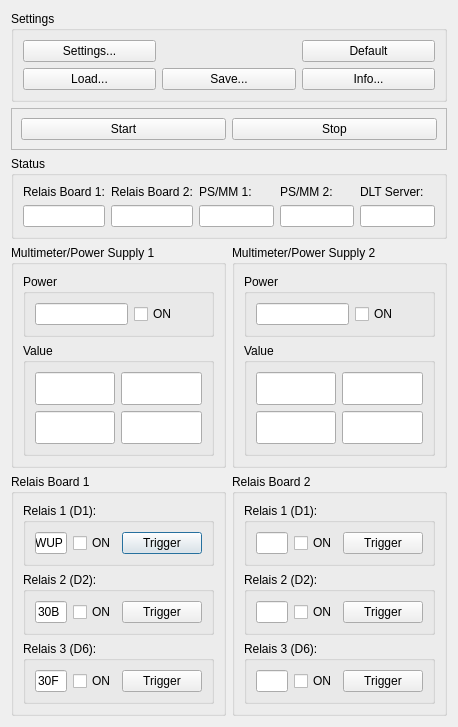
Above: dialog.ui from alexmucde/DLTPower before the change. Below: the same form after it.
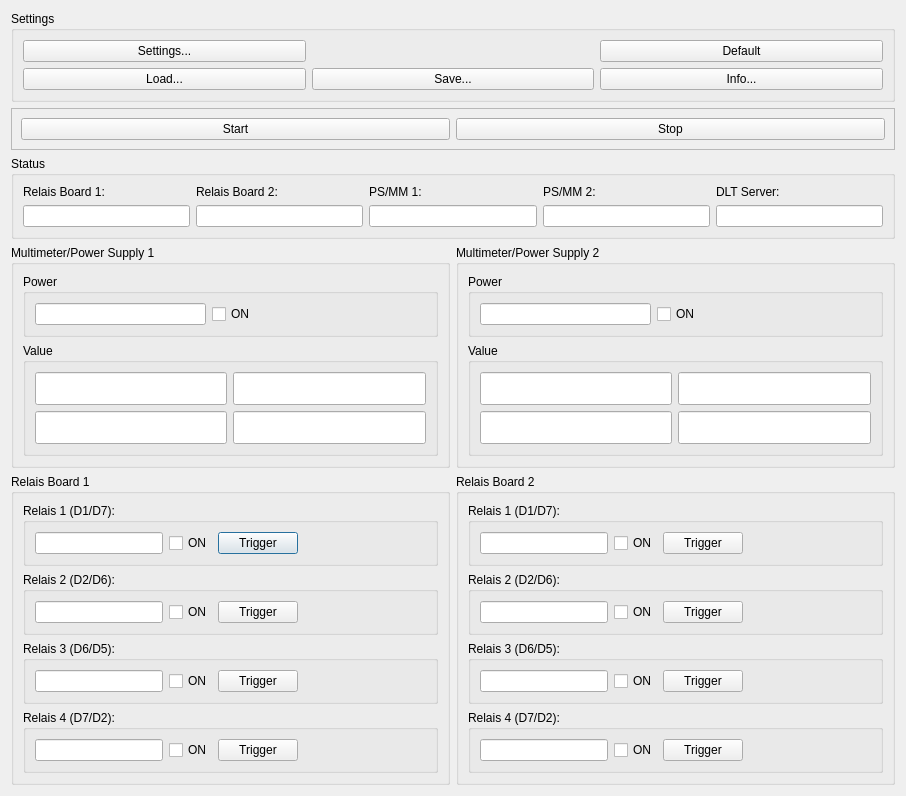
That is the form after the change.

Commit message:
Support new Relais Board Wemos D1 + 4 Relais shield.
Support up to 4 Relais per board.

Diff of the .ui file:
```diff
--- a/dialog.ui
+++ b/dialog.ui
@@ -6,8 +6,8 @@
    <rect>
     <x>0</x>
     <y>0</y>
-    <width>458</width>
-    <height>719</height>
+    <width>906</width>
+    <height>788</height>
    </rect>
   </property>
   <property name="sizePolicy">
@@ -249,13 +249,13 @@
         <item>
          <widget class="QGroupBox" name="groupBox_3">
           <property name="title">
-           <string>Relais 1 (D1):</string>
+           <string>Relais 1 (D1/D7):</string>
           </property>
           <layout class="QHBoxLayout" name="horizontalLayout">
            <item>
             <widget class="QLineEdit" name="lineEditRelaisName1">
              <property name="text">
-              <string>WUP</string>
+              <string/>
              </property>
              <property name="readOnly">
               <bool>true</bool>
@@ -295,13 +295,13 @@
         <item>
          <widget class="QGroupBox" name="groupBox_4">
           <property name="title">
-           <string>Relais 2 (D2):</string>
+           <string>Relais 2 (D2/D6):</string>
           </property>
           <layout class="QHBoxLayout" name="horizontalLayout_2">
            <item>
             <widget class="QLineEdit" name="lineEditRelaisName2">
              <property name="text">
-              <string>30B</string>
+              <string/>
              </property>
              <property name="readOnly">
               <bool>true</bool>
@@ -341,13 +341,13 @@
         <item>
          <widget class="QGroupBox" name="groupBox_5">
           <property name="title">
-           <string>Relais 3 (D6):</string>
+           <string>Relais 3 (D6/D5):</string>
           </property>
           <layout class="QHBoxLayout" name="horizontalLayout_3">
            <item>
             <widget class="QLineEdit" name="lineEditRelaisName3">
              <property name="text">
-              <string>30F</string>
+              <string/>
              </property>
              <property name="readOnly">
               <bool>true</bool>
@@ -384,6 +384,45 @@
           </layout>
          </widget>
         </item>
+        <item>
+         <widget class="QGroupBox" name="groupBox_17">
+          <property name="title">
+           <string>Relais 4 (D7/D2):</string>
+          </property>
+          <layout class="QHBoxLayout" name="horizontalLayout_5">
+           <item>
+            <widget class="QLineEdit" name="lineEditRelaisName7"/>
+           </item>
+           <item>
+            <widget class="QCheckBox" name="checkBoxRelais7">
+             <property name="text">
+              <string>ON</string>
+             </property>
+            </widget>
+           </item>
+           <item>
+            <widget class="QPushButton" name="pushButtonRelais7Trigger">
+             <property name="text">
+              <string>Trigger</string>
+             </property>
+            </widget>
+           </item>
+           <item>
+            <spacer name="horizontalSpacer_9">
+             <property name="orientation">
+              <enum>Qt::Horizontal</enum>
+             </property>
+             <property name="sizeHint" stdset="0">
+              <size>
+               <width>40</width>
+               <height>20</height>
+              </size>
+             </property>
+            </spacer>
+           </item>
+          </layout>
+         </widget>
+        </item>
        </layout>
       </widget>
      </item>
@@ -396,7 +435,7 @@
         <item>
          <widget class="QGroupBox" name="groupBox">
           <property name="title">
-           <string>Relais 1 (D1):</string>
+           <string>Relais 1 (D1/D7):</string>
           </property>
           <layout class="QHBoxLayout" name="horizontalLayout_4">
            <item>
@@ -439,7 +478,7 @@
         <item>
          <widget class="QGroupBox" name="groupBox_2">
           <property name="title">
-           <string>Relais 2 (D2):</string>
+           <string>Relais 2 (D2/D6):</string>
           </property>
           <layout class="QHBoxLayout" name="horizontalLayout_6">
            <item>
@@ -482,7 +521,7 @@
         <item>
          <widget class="QGroupBox" name="groupBox_10">
           <property name="title">
-           <string>Relais 3 (D6):</string>
+           <string>Relais 3 (D6/D5):</string>
           </property>
           <layout class="QHBoxLayout" name="horizontalLayout_9">
            <item>
@@ -522,6 +561,45 @@
           </layout>
          </widget>
         </item>
+        <item>
+         <widget class="QGroupBox" name="groupBox_18">
+          <property name="title">
+           <string>Relais 4 (D7/D2):</string>
+          </property>
+          <layout class="QHBoxLayout" name="horizontalLayout_12">
+           <item>
+            <widget class="QLineEdit" name="lineEditRelaisName8"/>
+           </item>
+           <item>
+            <widget class="QCheckBox" name="checkBoxRelais8">
+             <property name="text">
+              <string>ON</string>
+             </property>
+            </widget>
+           </item>
+           <item>
+            <widget class="QPushButton" name="pushButtonRelais8Trigger">
+             <property name="text">
+              <string>Trigger</string>
+             </property>
+            </widget>
+           </item>
+           <item>
+            <spacer name="horizontalSpacer_10">
+             <property name="orientation">
+              <enum>Qt::Horizontal</enum>
+             </property>
+             <property name="sizeHint" stdset="0">
+              <size>
+               <width>40</width>
+               <height>20</height>
+              </size>
+             </property>
+            </spacer>
+           </item>
+          </layout>
+         </widget>
+        </item>
        </layout>
       </widget>
      </item>
```
The commit also changes 14 other files.
